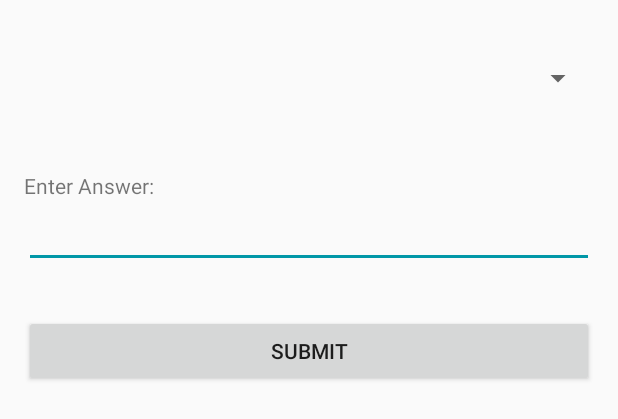
After one commit to lino994/cs3773, an Android app: the layout activity_set_sec_question.xml on its own in the app's theme, with its tools: preview values and no code run, on a phone screen of 412 x 824 dp. The commit adds this screen. Shown: the top 419 px of the screen. Run offline under Robolectric (Android 15) with nearby library versions, the phone set to English and light mode, and no system bars.

Commit message:
Added: 1. Logout Button 2. Implemented the Password Generator and Checker where Needed 3. Shows generated password to admin when creating a new user 4. if fields are empty when editing text it won't accept results 5. Set Security Question added to Drop Down Menu BUT doesn't do anything yet

```diff
--- a/app/src/main/java/com/example/linos/testapp/ResetPassword.java
+++ b/app/src/main/java/com/example/linos/testapp/ResetPassword.java
@@ -43,12 +43,15 @@ public class ResetPassword extends AppCompatActivity {
             {
                 String pass1 = edPass1.getText().toString();
                 String pass2 = edPass2.getText().toString();
+                PasswordChecker pCheck = new PasswordChecker();
                 Log.v("pass1", pass1);
                 Log.v("pass2", pass2);
 
                 if(!pass1.equals(pass2)){
                     Toast.makeText(getApplicationContext(), "Passwords Do Not Match", Toast.LENGTH_SHORT).show();
-                }else {
+                }else if(pass1.equals(pass2) && !pCheck.isValidPassword(pass1)) {
+                    Toast.makeText(getApplicationContext(), "Invalid Password Type", Toast.LENGTH_SHORT).show();
+                }else if(pass1.equals(pass2) && pCheck.isValidPassword(pass1)){
                     String pass = pass1;
                     initSubmit(pass, v, uname);
                 }
@@ -122,6 +125,7 @@ public class ResetPassword extends AppCompatActivity {
                 Log.v("result: ", r);
                 Intent backToMain = new Intent(v.getContext(), MainActivity.class);
                 startActivity(backToMain);
+                finish();
             }
 
         }
--- /dev/null
+++ b/app/src/main/res/layout/activity_set_sec_question.xml
@@ -0,0 +1,49 @@
+<?xml version="1.0" encoding="utf-8"?>
+<RelativeLayout xmlns:android="http://schemas.android.com/apk/res/android"
+    xmlns:tools="http://schemas.android.com/tools"
+    android:id="@+id/activity_set_sec_question"
+    android:layout_width="match_parent"
+    android:layout_height="match_parent"
+    android:paddingBottom="@dimen/activity_vertical_margin"
+    android:paddingLeft="@dimen/activity_horizontal_margin"
+    android:paddingRight="@dimen/activity_horizontal_margin"
+    android:paddingTop="@dimen/activity_vertical_margin"
+    tools:context="com.example.linos.testapp.SetSecQuestion">
+
+    <Spinner
+        android:layout_width="match_parent"
+        android:layout_height="wrap_content"
+        android:layout_marginTop="24dp"
+        android:id="@+id/spinnerQuest"
+        android:layout_alignParentTop="true"
+        android:layout_alignParentLeft="true"
+        android:layout_alignParentStart="true" />
+
+    <TextView
+        android:text="Enter Answer:"
+        android:layout_width="wrap_content"
+        android:layout_height="wrap_content"
+        android:layout_below="@+id/spinnerQuest"
+        android:layout_alignParentLeft="true"
+        android:layout_alignParentStart="true"
+        android:layout_marginTop="50dp"
+        android:id="@+id/answerTag" />
+
+    <EditText
+        android:layout_width="match_parent"
+        android:layout_height="wrap_content"
+        android:layout_below="@+id/answerTag"
+        android:layout_alignParentLeft="true"
+        android:layout_alignParentStart="true"
+        android:id="@+id/edAnswer" />
+
+    <Button
+        android:layout_width="match_parent"
+        android:layout_height="wrap_content"
+        android:text="Submit"
+        android:layout_marginTop="31dp"
+        android:id="@+id/bSubmitSec"
+        android:layout_below="@+id/edAnswer"
+        android:layout_alignParentLeft="true"
+        android:layout_alignParentStart="true" />
+</RelativeLayout>
```
Also changed, not shown: app/src/main/AndroidManifest.xml (+4 -3 lines), app/src/main/java/com/example/linos/testapp/Admin.java (+28 -2 lines), app/src/main/java/com/example/linos/testapp/Create.java (+42 -25 lines), app/src/main/java/com/example/linos/testapp/MainActivity.java (+7 -2 lines), app/src/main/java/com/example/linos/testapp/Messaging.java (+33 -0 lines), app/src/main/java/com/example/linos/testapp/PasswordChecker.java (added, +47 -0 lines), app/src/main/java/com/example/linos/testapp/SetSecQuestion.java (added, +187 -0 lines), app/src/main/java/com/example/linos/testapp/TEMP.java (deleted, +0 -79 lines), app/src/main/res/layout/activity_reset_password.xml (+1 -6 lines), app/src/main/res/layout/message.xml (+14 -4 lines), app/src/main/res/layout/new_user.xml (+78 -20 lines).
